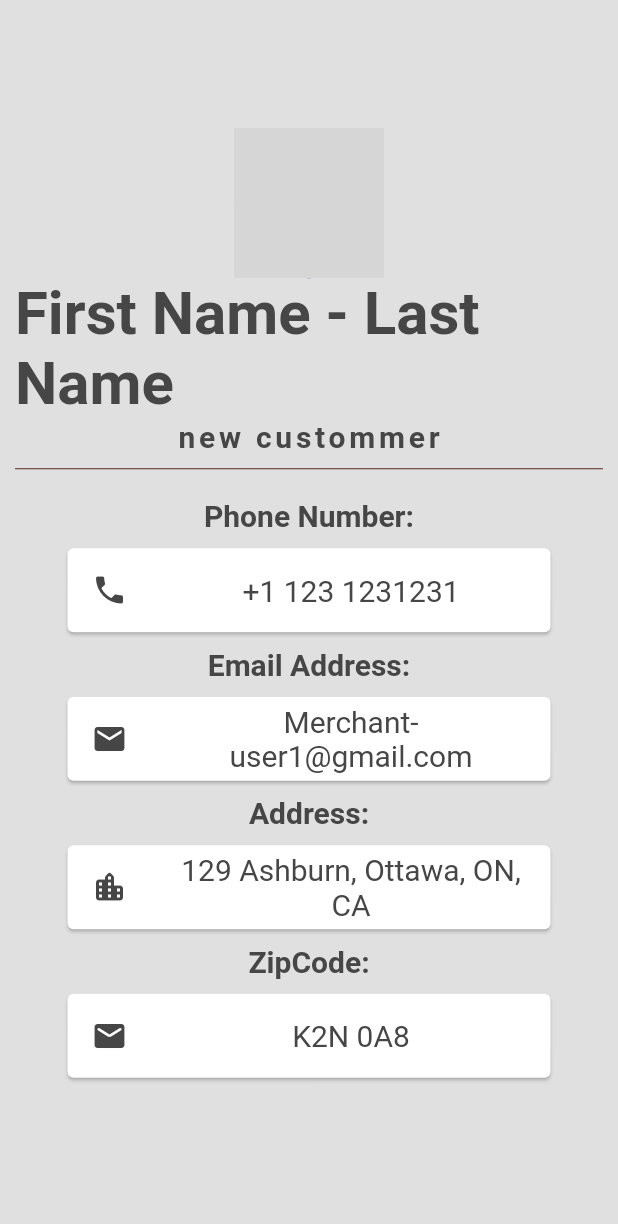
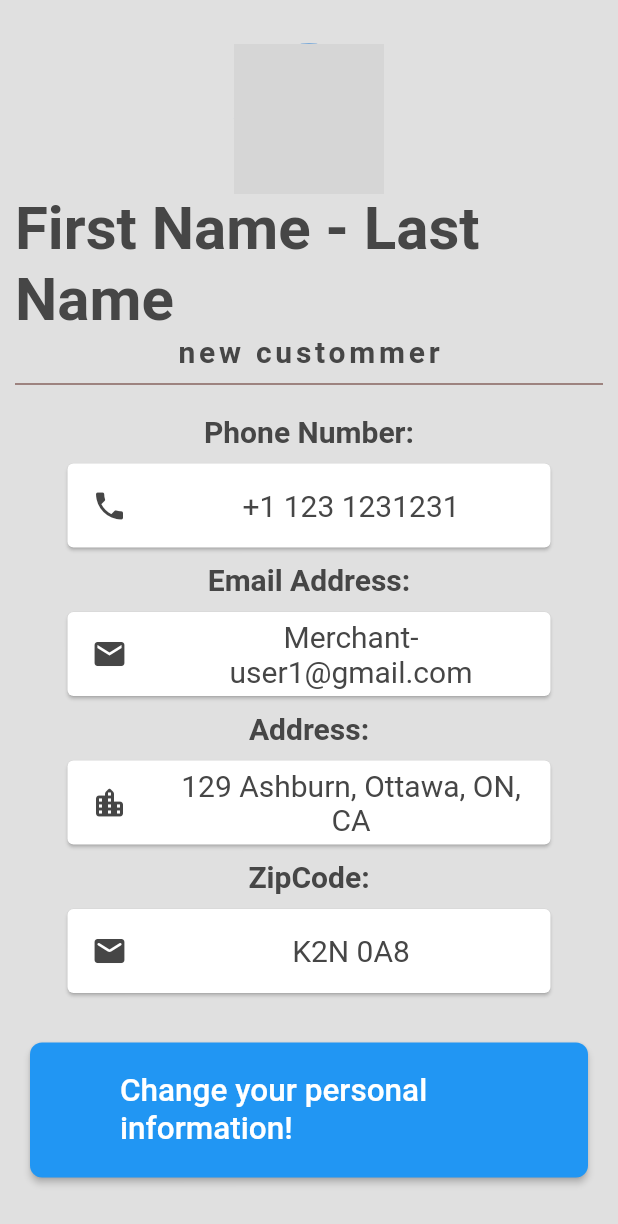
Before and after one commit to yuxi-w/Merchant-Portal, a Flutter app: the screen it shows after launch, on a phone screen of 412 x 824 dp. Shown: the top 1224 px of the screen. Run offline on Flutter 3.47's test engine with Material 2 defaults, Android fonts, the phone set to English and light mode, and no system bars; our stand-ins replace get_it, getwidget, responsive_builder; missing offline and left inert: dart:html, footer; grey boxes are pictures that could not be loaded.

Commit message:
change personal info button added to page

```diff
--- a/lib/views/personalinfo/personal_info_view.dart
+++ b/lib/views/personalinfo/personal_info_view.dart
@@ -1,3 +1,5 @@
+import 'dart:html';
+
 import 'package:flutter/material.dart';
 import 'package:merchant_app/widgets/home_page_list_view/home_page_list_view.dart';
 
@@ -151,6 +153,25 @@
                           ),
                         ),
                       ),
+                      Text(
+                        ' ',
+                        style: TextStyle(
+                            fontSize: 20.0,
+                            fontWeight: FontWeight.bold,
+                            color: Color.fromARGB(255, 70, 70, 70)),
+                      ),
+                      MaterialButton(
+                        padding: const EdgeInsets.fromLTRB(60, 20, 60, 20),
+                        shape: const RoundedRectangleBorder(
+                            borderRadius:
+                                BorderRadius.all(Radius.circular(8.0))),
+                        color: Colors.blue,
+                        child: const Text(
+                          "Change your personal information!",
+                          style: TextStyle(color: Colors.white, fontSize: 21),
+                        ),
+                        onPressed: () {},
+                      ),
                     ]))
               ],
             ),
```
